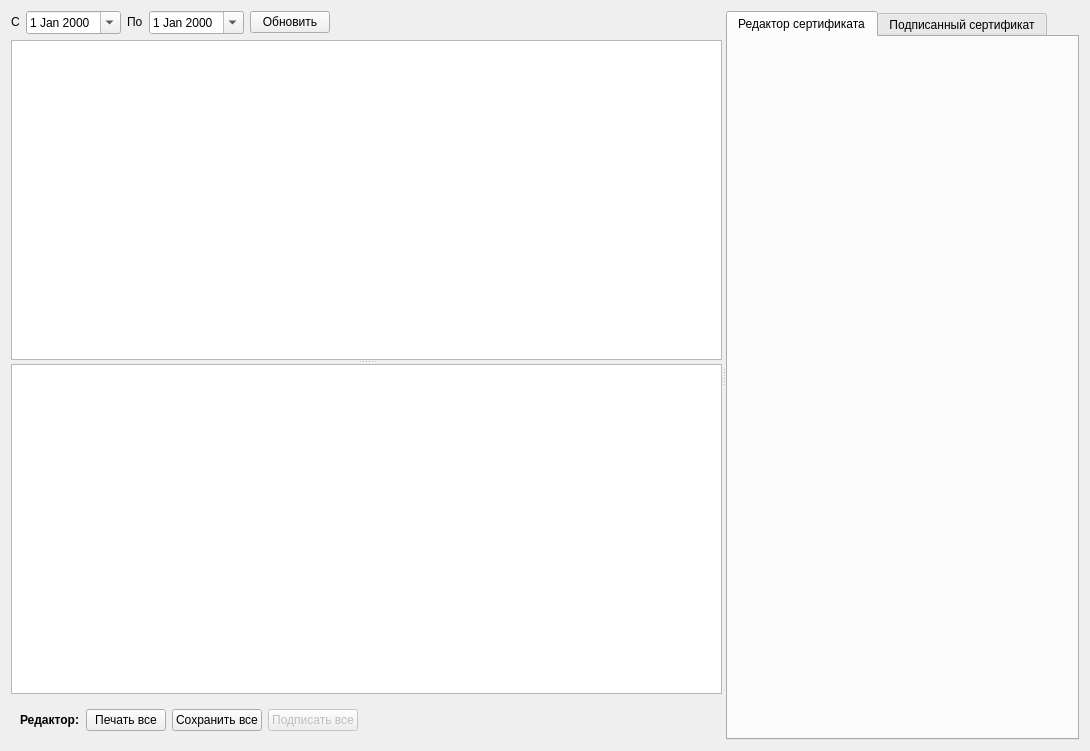
Sergeyego/el_sert, file formship.ui: the form before one commit.
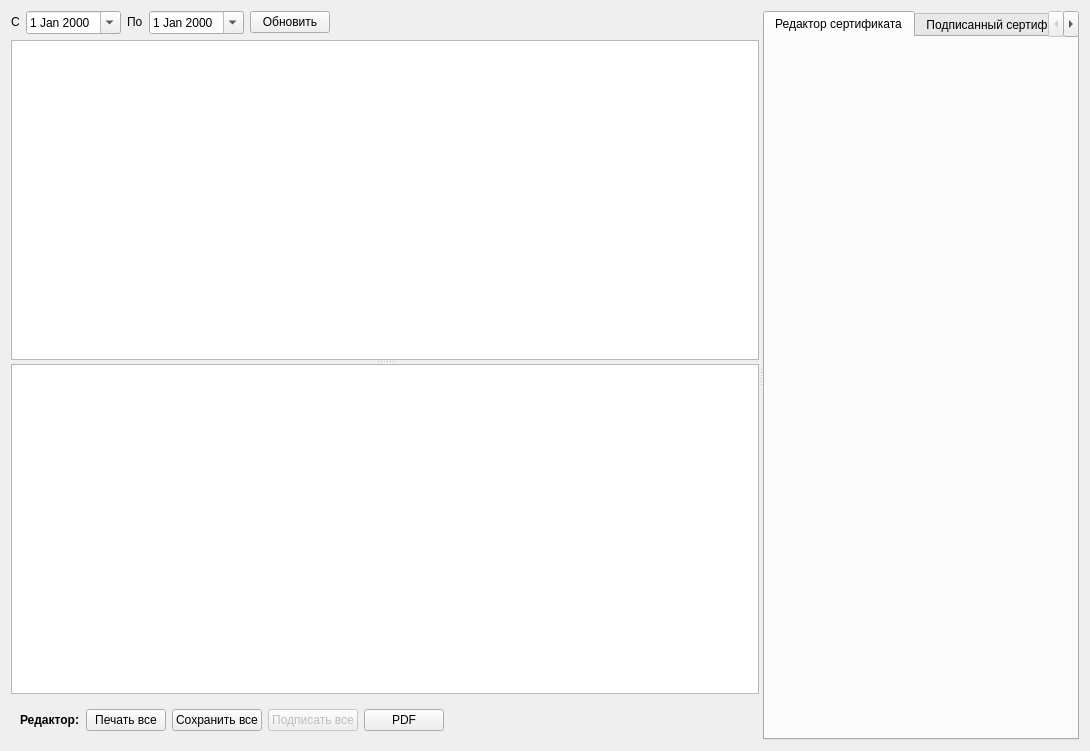
The form after the commit. Custom widgets are drawn as their Qt base class.

Commit message: экспорт в многостраничный PDF

```diff
--- a/formship.ui
+++ b/formship.ui
@@ -173,6 +173,13 @@
                 </property>
                </widget>
               </item>
+              <item>
+               <widget class="QPushButton" name="pushButtonPdf">
+                <property name="text">
+                 <string>PDF</string>
+                </property>
+               </widget>
+              </item>
               <item>
                <spacer name="horizontalSpacer">
                 <property name="orientation">
```
The commit also changes 2 other files.
